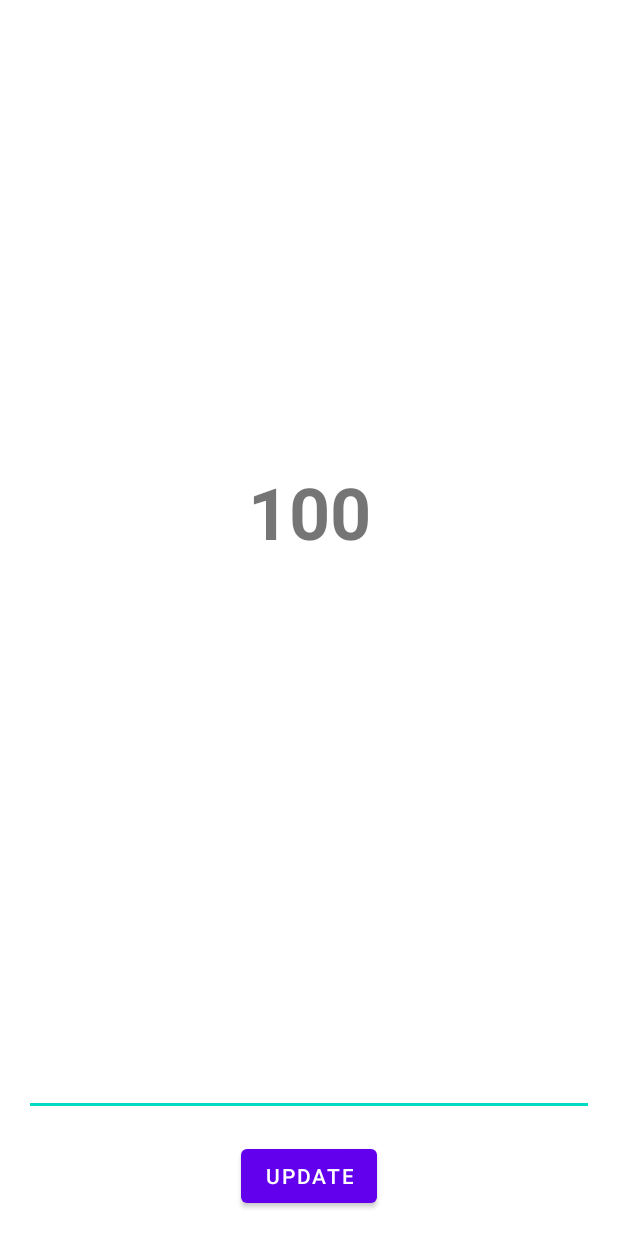
After one commit to k906506/MVVM, an Android app: the layout fragment_first.xml on its own in the app's theme, with its tools: preview values and no code run, on a phone screen of 412 x 824 dp. The commit adds this screen. Run offline under Robolectric (Android 15) with nearby library versions, the phone set to English and light mode, and no system bars.

Commit message:
👚 [style] 기본 레이아웃 파일 추가

```diff
--- /dev/null
+++ b/Basic-MVVM-Fragment/app/src/main/res/layout/fragment_first.xml
@@ -0,0 +1,56 @@
+<?xml version="1.0" encoding="utf-8"?>
+<layout xmlns:android="http://schemas.android.com/apk/res/android"
+    xmlns:app="http://schemas.android.com/apk/res-auto"
+    xmlns:tools="http://schemas.android.com/tools">
+
+    <data>
+
+        <variable
+            name="FragmentViewModel"
+            type="com.example.basic_mvvm_fragment.viewmodel.FragmentViewModel" />
+    </data>
+
+    <androidx.constraintlayout.widget.ConstraintLayout
+        android:layout_width="match_parent"
+        android:layout_height="match_parent">
+
+        <TextView
+            android:id="@+id/numberTextView"
+            android:layout_width="0dp"
+            android:layout_height="0dp"
+            android:gravity="center"
+            android:text="@{FragmentViewModel.progress.toString()}"
+            android:textSize="48sp"
+            android:textStyle="bold"
+            app:layout_constraintBottom_toTopOf="@+id/numberEditTextView"
+            app:layout_constraintEnd_toEndOf="parent"
+            app:layout_constraintStart_toStartOf="parent"
+            app:layout_constraintTop_toTopOf="parent"
+            tools:text="100" />
+
+        <EditText
+            android:id="@+id/numberEditTextView"
+            android:layout_width="0dp"
+            android:layout_height="wrap_content"
+            android:layout_marginHorizontal="16dp"
+            android:layout_marginVertical="16dp"
+            android:imeOptions="actionNext"
+            android:inputType="number"
+            app:layout_constraintBottom_toTopOf="@+id/button"
+            app:layout_constraintEnd_toEndOf="parent"
+            app:layout_constraintStart_toStartOf="parent"
+            app:layout_constraintTop_toBottomOf="@+id/numberTextView" />
+
+        <Button
+            android:id="@+id/button"
+            android:layout_width="wrap_content"
+            android:layout_height="wrap_content"
+            android:layout_marginBottom="16dp"
+            android:text="Update"
+            app:layout_constraintBottom_toBottomOf="parent"
+            app:layout_constraintEnd_toEndOf="parent"
+            app:layout_constraintStart_toStartOf="parent"
+            app:layout_constraintTop_toBottomOf="@+id/numberEditTextView" />
+
+    </androidx.constraintlayout.widget.ConstraintLayout>
+</layout>
```
Also changed, not shown: Basic-MVVM-Fragment/app/src/main/res/layout/activity_main.xml (+44 -15 lines), Basic-MVVM-Fragment/app/src/main/res/layout/fragment_fourth.xml (added, +24 -0 lines), Basic-MVVM-Fragment/app/src/main/res/layout/fragment_second.xml (added, +28 -0 lines), Basic-MVVM-Fragment/app/src/main/res/layout/fragment_third.xml (added, +28 -0 lines).
